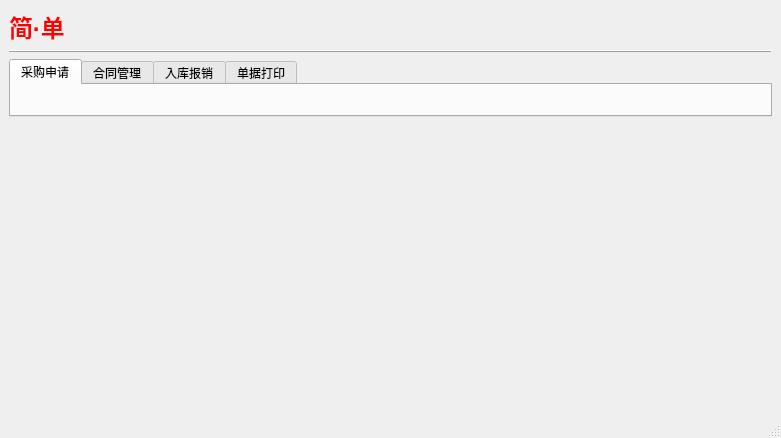
This is dashboard_template.ui in earlideal/jiandan as Qt 5 draws it before an edit. The edited form follows.
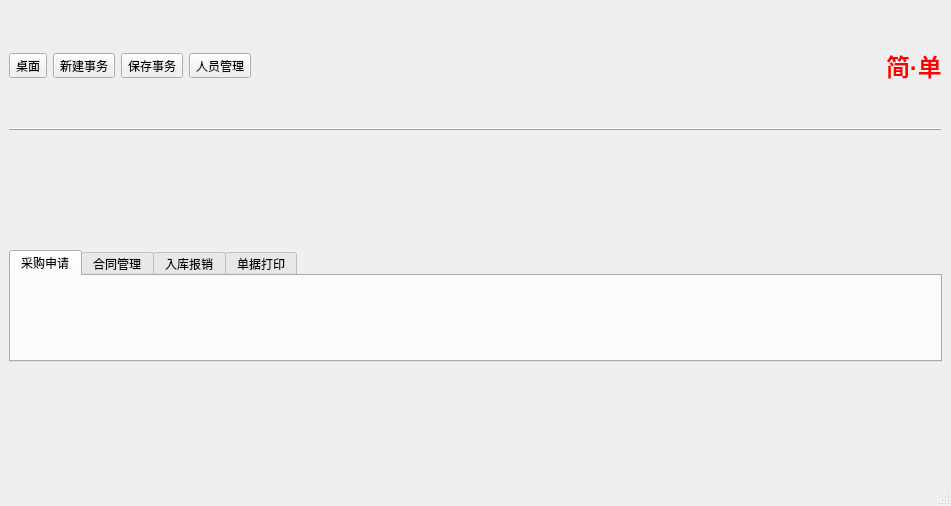
This is the edited form.

```diff
--- a/dashboard_template.ui
+++ b/dashboard_template.ui
@@ -6,17 +6,58 @@
    <rect>
     <x>0</x>
     <y>0</y>
-    <width>781</width>
-    <height>438</height>
+    <width>951</width>
+    <height>506</height>
    </rect>
   </property>
   <property name="windowTitle">
    <string>MainWindow</string>
   </property>
   <widget class="QWidget" name="centralwidget">
-   <layout class="QVBoxLayout" name="verticalLayout" stretch="1,1,10,50">
+   <layout class="QVBoxLayout" name="verticalLayout" stretch="1,1,1,1,1">
     <item>
      <layout class="QHBoxLayout" name="horizontalLayout">
+      <item>
+       <widget class="QToolButton" name="toolButton_4">
+        <property name="text">
+         <string>桌面</string>
+        </property>
+       </widget>
+      </item>
+      <item>
+       <widget class="QToolButton" name="toolButton">
+        <property name="text">
+         <string>新建事务</string>
+        </property>
+       </widget>
+      </item>
+      <item>
+       <widget class="QToolButton" name="toolButton_2">
+        <property name="text">
+         <string>保存事务</string>
+        </property>
+       </widget>
+      </item>
+      <item>
+       <widget class="QToolButton" name="toolButton_3">
+        <property name="text">
+         <string>人员管理</string>
+        </property>
+       </widget>
+      </item>
+      <item>
+       <spacer name="horizontalSpacer">
+        <property name="orientation">
+         <enum>Qt::Horizontal</enum>
+        </property>
+        <property name="sizeHint" stdset="0">
+         <size>
+          <width>40</width>
+          <height>20</height>
+         </size>
+        </property>
+       </spacer>
+      </item>
       <item>
        <widget class="QLabel" name="label">
         <property name="palette">
@@ -81,6 +122,9 @@
       </property>
      </widget>
     </item>
+    <item>
+     <layout class="QHBoxLayout" name="horizontalLayout_2"/>
+    </item>
     <item>
      <widget class="QTabWidget" name="tabWidget">
       <property name="currentIndex">
```
